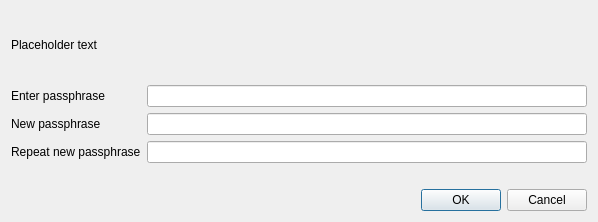
Before: the Qt Designer form src/qt/forms/askpassphrasedialog.ui in AIPowerGrid/AI-Power-Grid-Core, drawn with Qt 5.
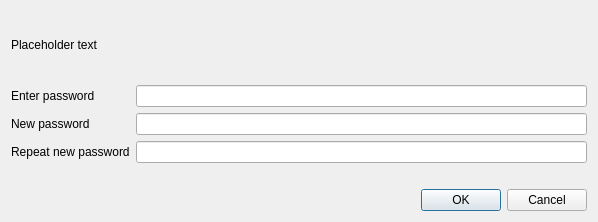
After: the same form once the commit is applied.

Commit message: Corrected capitalisation and UI display, reworded wallet passphrase to password, language translations

What changed in the file:
```diff
--- a/src/qt/forms/askpassphrasedialog.ui
+++ b/src/qt/forms/askpassphrasedialog.ui
@@ -53,7 +53,7 @@
      <item row="0" column="0">
       <widget class="QLabel" name="passLabel1">
        <property name="text">
-        <string>Enter passphrase</string>
+        <string>Enter password</string>
        </property>
       </widget>
      </item>
@@ -67,7 +67,7 @@
      <item row="1" column="0">
       <widget class="QLabel" name="passLabel2">
        <property name="text">
-        <string>New passphrase</string>
+        <string>New password</string>
        </property>
       </widget>
      </item>
@@ -81,7 +81,7 @@
      <item row="2" column="0">
       <widget class="QLabel" name="passLabel3">
        <property name="text">
-        <string>Repeat new passphrase</string>
+        <string>Repeat new password</string>
        </property>
       </widget>
      </item>
```
Left out of the diff: 2 changed lines with no effect on the pictures. The commit also changes 34 other files.
